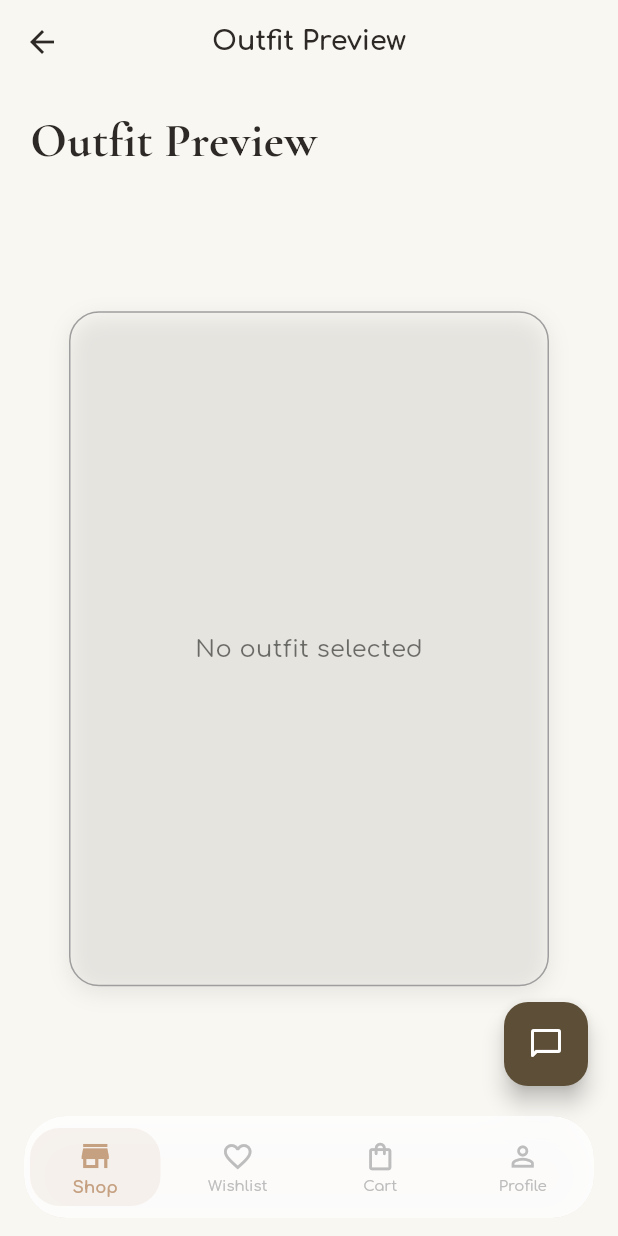
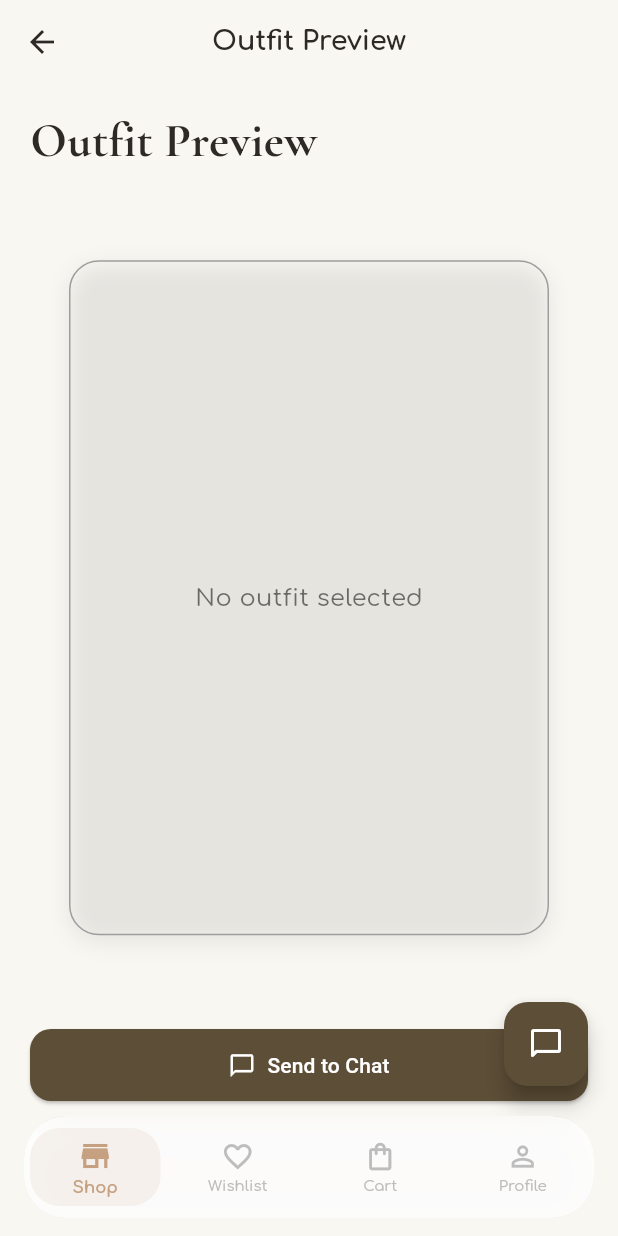
Before and after one commit to Houysang/Project-Flutter_Woman-Cloth-Shop, a Flutter app: the OutfitPreviewPage screen opened directly with empty values, on a phone screen of 412 x 824 dp. Run offline on Flutter 3.47's test engine with Material 3 defaults, Android fonts, the phone set to English and light mode, and no system bars; our stand-ins replace flutter_map, google_fonts, image_picker, latlong2.

Commit message:
fix chat

```diff
--- a/women_cloth_shop/lib/screens/outfit_builder_page.dart
+++ b/women_cloth_shop/lib/screens/outfit_builder_page.dart
@@ -1,6 +1,7 @@
 import 'package:flutter/material.dart';
 import 'package:google_fonts/google_fonts.dart';
 import 'lookbook_screen.dart';
+import 'chat_page.dart';
 import '../components/glass_bottom_nav_widget.dart';
 import '../components/floating_chat_button.dart';
 
@@ -633,6 +634,34 @@ class OutfitPreviewPage extends StatelessWidget {
                       ),
                     ),
                   ),
+                  const SizedBox(height: 20),
+
+                  // Send to Chat button
+                  SizedBox(
+                    width: double.infinity,
+                    child: ElevatedButton.icon(
+                      onPressed: () {
+                        Navigator.push(
+                          context,
+                          MaterialPageRoute(
+                            builder: (context) => ChatPage(
+                              initialOutfitItems: selectedItems,
+                            ),
+                          ),
+                        );
+                      },
+                      icon: const Icon(Icons.chat_bubble_outline, size: 18),
+                      label: const Text("Send to Chat"),
+                      style: ElevatedButton.styleFrom(
+                        backgroundColor: const Color(0xFF5D4E37),
+                        foregroundColor: Colors.white,
+                        padding: const EdgeInsets.symmetric(vertical: 14),
+                        shape: RoundedRectangleBorder(
+                          borderRadius: BorderRadius.circular(14),
+                        ),
+                      ),
+                    ),
+                  ),
                 ],
               ),
             ),
```
Also changed, not shown: women_cloth_shop/lib/screens/chat_page.dart (+34 -3 lines).
